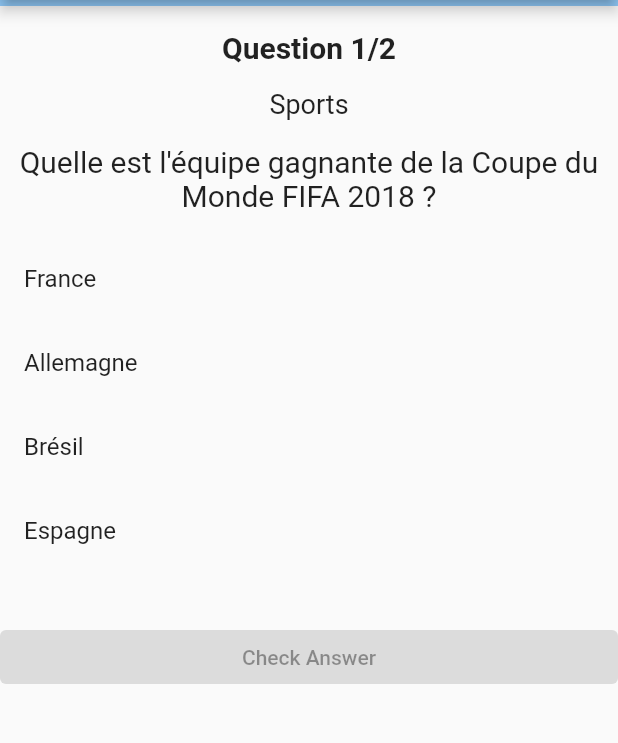
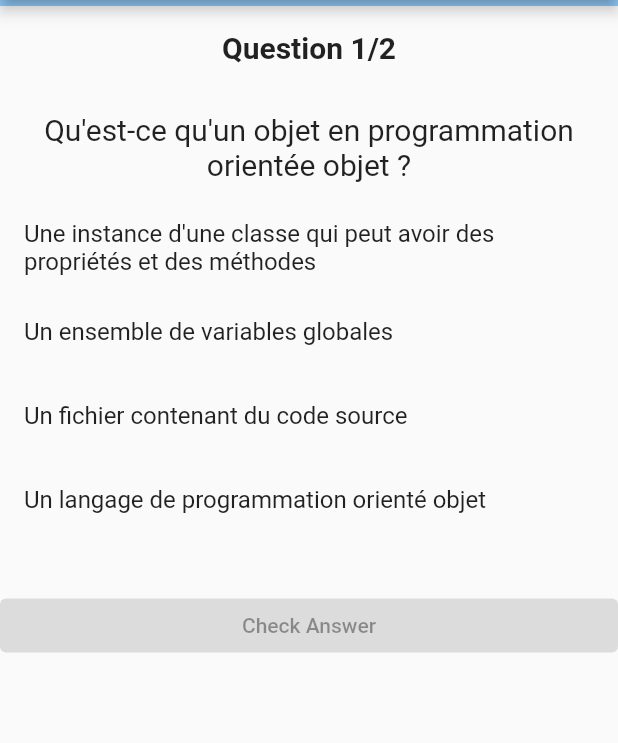
Before and after one commit to flutter-preview/Djeevs-Jean-flutter_quiz_app, a Flutter app: the screen it shows after launch, after a tap on "Sports", on a phone screen of 412 x 824 dp, the part 84-827 px from its top. Run offline on Flutter 3.47's test engine with Material 2 defaults, Android fonts, the phone set to English and light mode, and no system bars; our stand-ins replace shared_preferences.

Commit message:
version 17 version

```diff
--- /dev/null
+++ b/assets/python.json
@@ -0,0 +1,23 @@
+[
+    {
+      "question": "Qu'est-ce qu'un objet en programmation orientée objet ?",
+      "options": [
+        "Une instance d'une classe qui peut avoir des propriétés et des méthodes",
+        "Un ensemble de variables globales",
+        "Un fichier contenant du code source",
+        "Un langage de programmation orienté objet"
+      ],
+      "correctAnswerIndex": 0
+    },
+    {
+      "question": "Qu'est-ce qu'une classe en programmation orientée objet ?",
+      "options": [
+        "Un groupe de fonctions",
+        "Un conteneur pour stocker des variables",
+        "Une collection d'objets",
+        "Un modèle pour créer des objets"
+      ],
+      "correctAnswerIndex": 3
+    }
+
+  ]
--- a/lib/_widget/widget_question.dart
+++ b/lib/_widget/widget_question.dart
@@ -16,7 +16,7 @@
     return Column(
       crossAxisAlignment: CrossAxisAlignment.stretch,
       children: [
-        Text(question.category, style: const TextStyle(fontSize: 18), textAlign: TextAlign.center,),
+        // Text(question.category!, style: const TextStyle(fontSize: 18), textAlign: TextAlign.center,),
         const SizedBox(height: 16),
         Text(question.question, style: const TextStyle(fontSize: 20), textAlign: TextAlign.center,),
         const SizedBox(height: 16),
--- a/lib/screens/_quiz_screen.dart
+++ b/lib/screens/_quiz_screen.dart
@@ -28,7 +28,7 @@
   }
 
   void loadQuestions() async {
-    String data = await DefaultAssetBundle.of(context).loadString('assets/questions.json');
+    String data = await DefaultAssetBundle.of(context).loadString('assets/python.json');
     List<dynamic> jsonData = json.decode(data);
     questions = jsonData.map((item) => Question.fromJson(item)).toList();
     setState(() {});
--- a/lib/screens/result_screen.dart
+++ b/lib/screens/result_screen.dart
@@ -1,5 +1,6 @@
 import 'package:flutter/material.dart';
-
+import 'package:flutter_quiz/model/question.dart';
+import 'package:flutter_quiz/service/service_manager.dart';
 class ResultScreen extends StatelessWidget {
   final int score;
   final int totalQuestions;
@@ -40,6 +41,8 @@
             const SizedBox(height: 16),
             ElevatedButton(
               onPressed: () {
+                String category = 'quiz'; // Remplacez par la catégorie appropriée
+                ScoreManager.addScore(Score(category: category, score: score));
                 Navigator.pop(context);
               },
               child: const Text('Go to Home'),
--- a/pubspec.yaml
+++ b/pubspec.yaml
@@ -35,6 +35,7 @@
   # The following adds the Cupertino Icons font to your application.
   # Use with the CupertinoIcons class for iOS style icons.
   cupertino_icons: ^1.0.2
+  shared_preferences: ^2.1.2
 
 dev_dependencies:
   flutter_test:
@@ -54,6 +55,7 @@
 flutter:
   assets:
   - assets/questions.json
+  - assets/python.json
 
   # The following line ensures that the Material Icons font is
   # included with your application, so that you can use the icons in
```
Also changed, not shown: lib/model/question.dart (+27 -2 lines), lib/screens/history_score.dart (+33 -3 lines), lib/service/service_manager.dart (added, +27 -0 lines), pubspec.lock, 1 other file.
